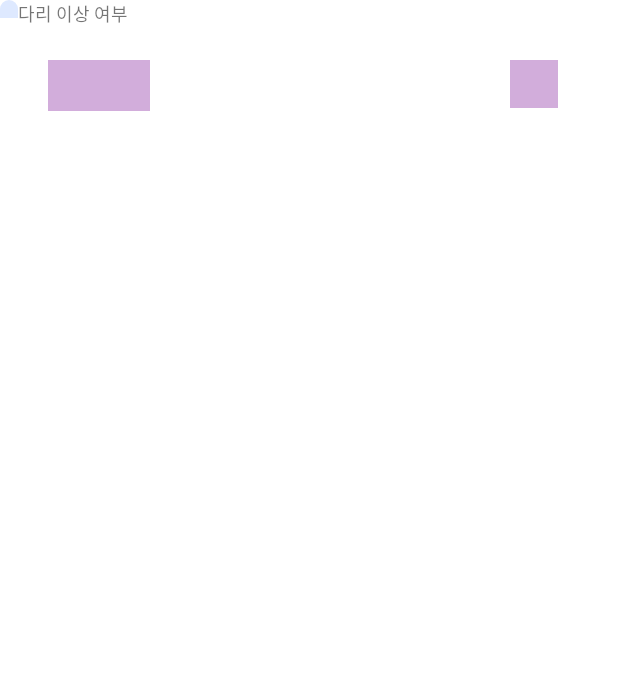
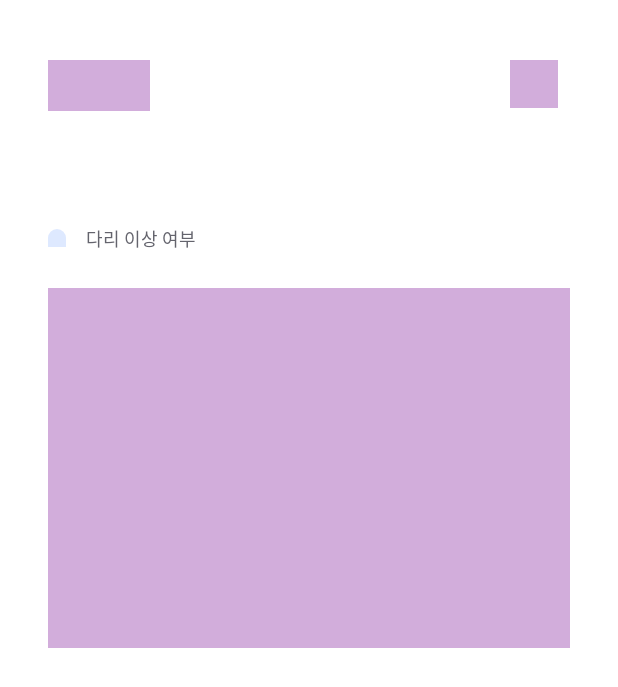
Before and after one commit to Podo-Android/Podo_Android, an Android app: the screen it shows after launch (MainActivity), on a phone screen of 412 x 824 dp. Shown: the top 687 px of the screen. Run offline under Robolectric (Android 15) with nearby library versions, the phone set to English and light mode, and no system bars; 3 statements that could not run were skipped.

Commit message:
edit layout

```diff
--- a/app/src/main/java/com/meong/podoandroid/MainActivity.java
+++ b/app/src/main/java/com/meong/podoandroid/MainActivity.java
@@ -44,13 +44,16 @@ public class MainActivity extends AppCompatActivity {
         txtHospital.setOnClickListener(new View.OnClickListener() {
             @Override
             public void onClick(View view) {
+                Intent intent = new Intent(getApplicationContext(), MapSearchActivity.class);
+                startActivity(intent);
 
+                finish();
             }
         });
 
         //사료 추천이 눌렸을 때
         TextView txtRecommend = findViewById(R.id.txt_nav_main_recommend);
-        txtRecommend.setOnClickListener(new View.OnClickListener(){
+        txtRecommend.setOnClickListener(new View.OnClickListener() {
             @Override
             public void onClick(View view) {
 
--- a/app/src/main/res/layout/activity_main.xml
+++ b/app/src/main/res/layout/activity_main.xml
@@ -40,24 +40,35 @@
 
                 <!-- 하늘색 배경 -->
                 <LinearLayout
+                    android:layout_below="@+id/img_main_act_menu"
+                    android:layout_marginTop="78dp"
                     android:layout_width="match_parent"
                     android:layout_height="wrap_content"
                     android:orientation="vertical">
 
                     <LinearLayout
+                        android:layout_marginLeft="32dp"
                         android:layout_width="match_parent"
                         android:layout_height="wrap_content"
                         android:orientation="horizontal" >
                         <ImageView
+                            android:layout_gravity="center_vertical"
                             android:layout_width="12dp"
                             android:layout_height="12dp"
                             android:background="@drawable/background_border_sky"/>
                         <TextView
-                            android:layout_width="wrap_content"
-                            android:layout_height="wrap_content"
+                            style="@style/regularGrayStyle"
+                            android:layout_marginLeft="13dp"
                             android:textSize="12sp"
                             android:text="다리 이상 여부" />
                     </LinearLayout>
+
+                    <ImageView
+                        android:layout_marginTop="24dp"
+                        android:layout_marginHorizontal="32dp"
+                        android:layout_width="match_parent"
+                        android:layout_height="240dp"
+                        android:background="@color/colorPurple"/>
 
                 </LinearLayout>
 
@@ -68,14 +79,14 @@
                     android:background="@drawable/background_border_sky" />
             </RelativeLayout>
         </ScrollView>
-
+<!--
         <include
             android:id="@+id/nav_view"
             layout="@layout/nav_main"
             android:layout_width="match_parent"
             android:layout_height="match_parent"
             android:layout_gravity="left"
-            android:fitsSystemWindows="true" />
+            android:fitsSystemWindows="true" />-->
 
     </androidx.drawerlayout.widget.DrawerLayout>
 
--- a/app/src/main/res/values/styles.xml
+++ b/app/src/main/res/values/styles.xml
@@ -30,4 +30,12 @@
     </style>
 
 
+    <style name="regularGrayStyle">
+        <item name="android:layout_width">wrap_content</item>
+        <item name="android:layout_height">wrap_content</item>
+        <item name="android:textColor">@color/colorTextGray</item>
+        <item name="android:fontFamily" tools:targetApi="jelly_bean">@font/nanum_square_regular</item>
+    </style>
+
+
 </resources>
```
